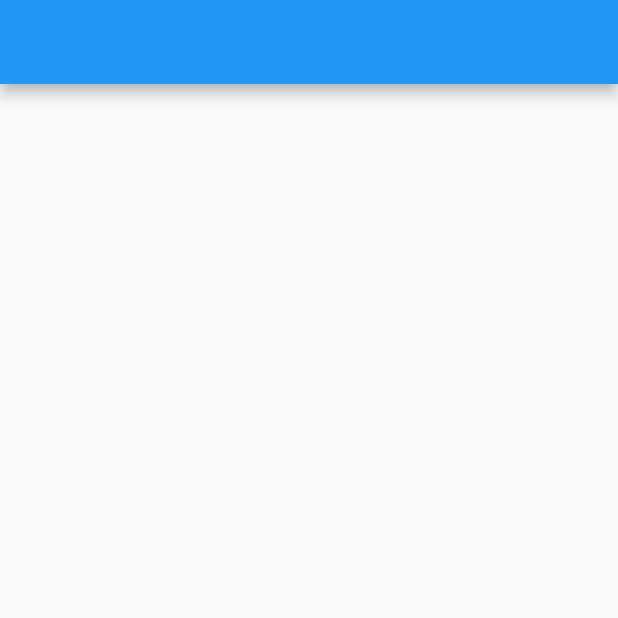
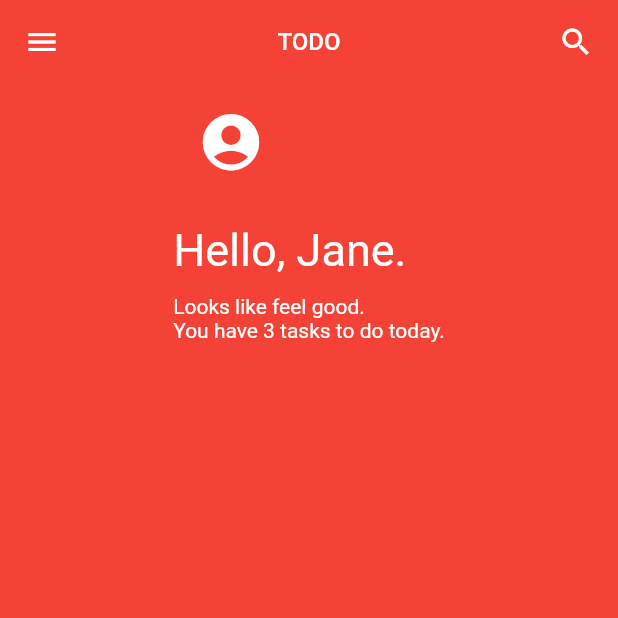
Before and after one commit to PoojaB26/FlutterUIChallenges, a Flutter app: the screen it shows after launch, on a phone screen of 412 x 824 dp, the top half of it. Run offline on Flutter 3.47's test engine with Material 2 defaults, Android fonts, the phone set to English and light mode, and no system bars.

Commit message:
profile card

```diff
--- a/todo_app_scrollable_cards/lib/todo_home.dart
+++ b/todo_app_scrollable_cards/lib/todo_home.dart
@@ -1,12 +1,64 @@
 import 'package:flutter/material.dart';
 
-class TodoHome extends StatelessWidget{
+class TodoHome extends StatefulWidget{
+  @override
+  TodoHomeState createState() {
+    return new TodoHomeState();
+  }
+}
+
+class TodoHomeState extends State<TodoHome> {
+
+  var appColors = [Color.fromRGBO(231, 129, 109, 1.0),Color.fromRGBO(99, 138, 223, 1.0),Color.fromRGBO(111, 194, 173, 1.0)];
+
   @override
   Widget build(BuildContext context) {
+
+
+   final  _profileSection = new Container(
+      child: Column(
+        crossAxisAlignment: CrossAxisAlignment.start,
+        children: <Widget>[
+          Padding(
+            padding: const EdgeInsets.all(16.0),
+            child: Icon(Icons.account_circle, size: 45.0, color: Colors.white,),
+          ),
+          Padding(
+            padding: const EdgeInsets.fromLTRB(0.0,16.0,0.0,12.0),
+            child: Text("Hello, Jane.", style: TextStyle(fontSize: 30.0, color: Colors.white, fontWeight: FontWeight.w400),),
+          ),
+          Text("Looks like feel good.", style: TextStyle(color: Colors.white),),
+          Text("You have 3 tasks to do today.", style: TextStyle(color: Colors.white,),),
+        ],
+      ),
+    );
+
     return new Scaffold(
-      appBar: AppBar(),
+      backgroundColor: Colors.red,
+      appBar: AppBar(
+        title: Text("TODO", style: TextStyle(fontSize: 16.0,),
+        ),
+        centerTitle: true,
+        backgroundColor: Colors.red,
+        actions: <Widget>[
+          Padding(
+              padding: const EdgeInsets.only(right: 16.0),
+              child: Icon(Icons.search)
+          )
+        ],
+        elevation: 0.0,
+      ),
+      drawer: Drawer(),
+      body: new Center(
+        child: Column(
+          crossAxisAlignment: CrossAxisAlignment.start,
+          children: <Widget>[
+            _profileSection,
+            //_todoCards(),
+          ],
+        ),
+      ),
 
     );
   }
-
 }
```
